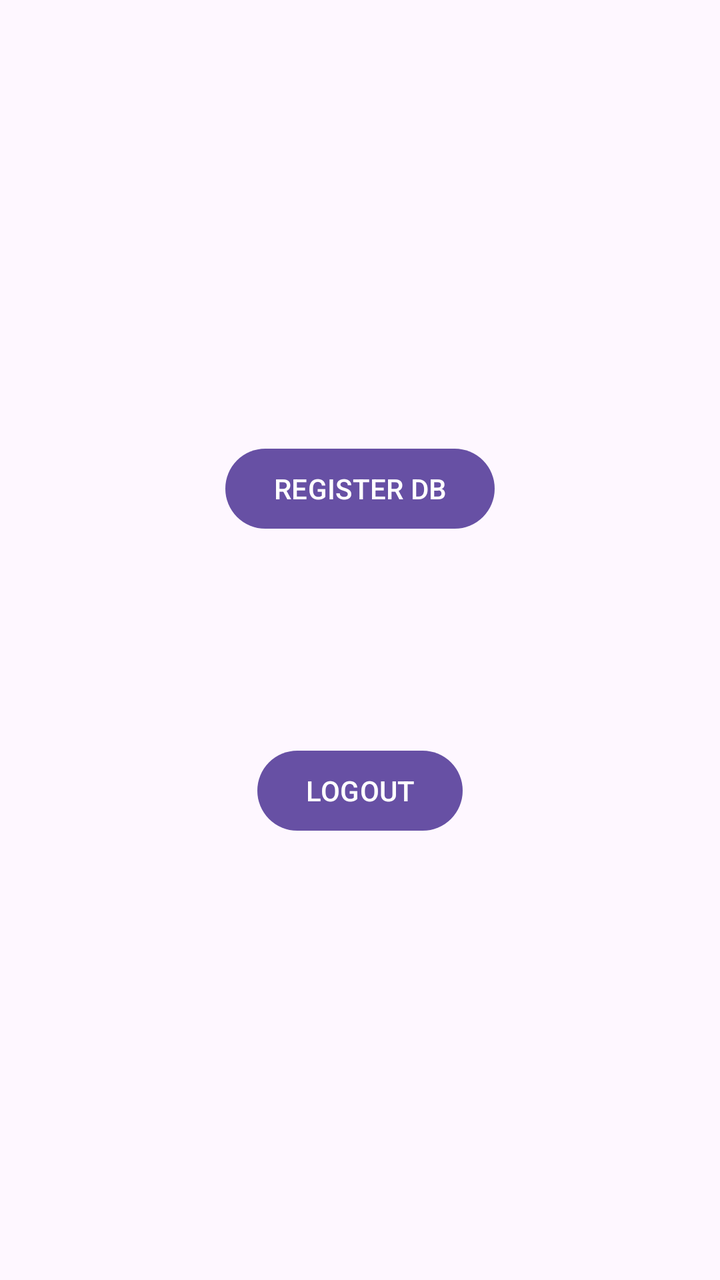
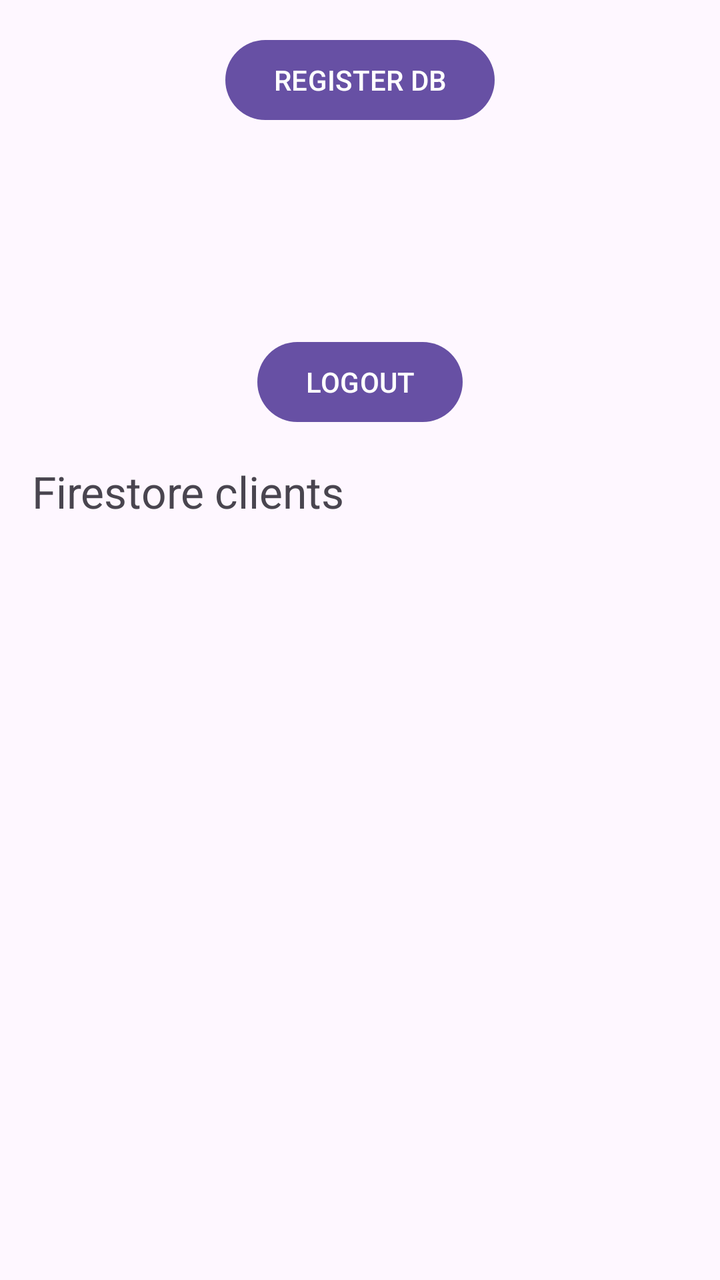

Screens rendered from an Android XML layout before and after an edit, with the pre-edit source and the edit as a unified diff.
<!-- AndroidManifest.xml: application theme Theme.MyFireBaseApp -->
<!-- res/layout/activity_clients.xml -->
<?xml version="1.0" encoding="utf-8"?>
<LinearLayout
    xmlns:android="http://schemas.android.com/apk/res/android"
    android:id="@+id/main"
    android:layout_width="match_parent"
    android:layout_height="match_parent"
    android:orientation="vertical"
    android:padding="16dp"
    android:gravity="center">

    <Button
        android:id="@+id/btnRegDB"
        android:layout_width="wrap_content"
        android:layout_height="wrap_content"
        android:layout_marginBottom="50pt"
        android:text="REGISTER DB" />

    <Button
        android:id="@+id/btnLogOut"
        android:layout_width="wrap_content"
        android:layout_height="wrap_content"
        android:text="@string/btnLogOut" />

</LinearLayout>
<!-- resources referenced by this layout -->
<resources>
  <string name="btnLogOut">LOGOUT</string>
  <style name="Theme.MyFireBaseApp" parent="Base.Theme.MyFireBaseApp" />
  <style name="Base.Theme.MyFireBaseApp" parent="Theme.Material3.DayNight.NoActionBar">
          
          
      </style>
</resources>

<!-- the commit's change to res/layout/activity_clients.xml (unified diff, before → after) -->
@@ -20,5 +20,19 @@
         android:layout_width="wrap_content"
         android:layout_height="wrap_content"
         android:text="@string/btnLogOut" />
+    <TextView
+        android:id="@+id/firestoreTextView"
+        android:layout_width="match_parent"
+        android:layout_height="wrap_content"
+        android:layout_marginTop="16dp"
+        android:text="Firestore clients"
+        android:textSize="22sp"/>
+
+    <androidx.recyclerview.widget.RecyclerView
+        android:id="@+id/clientsRecyclerView"
+        android:layout_width="match_parent"
+        android:layout_height="0dp"
+        android:layout_weight="1"
+        android:layout_marginTop="16dp"/>
 
 </LinearLayout>
